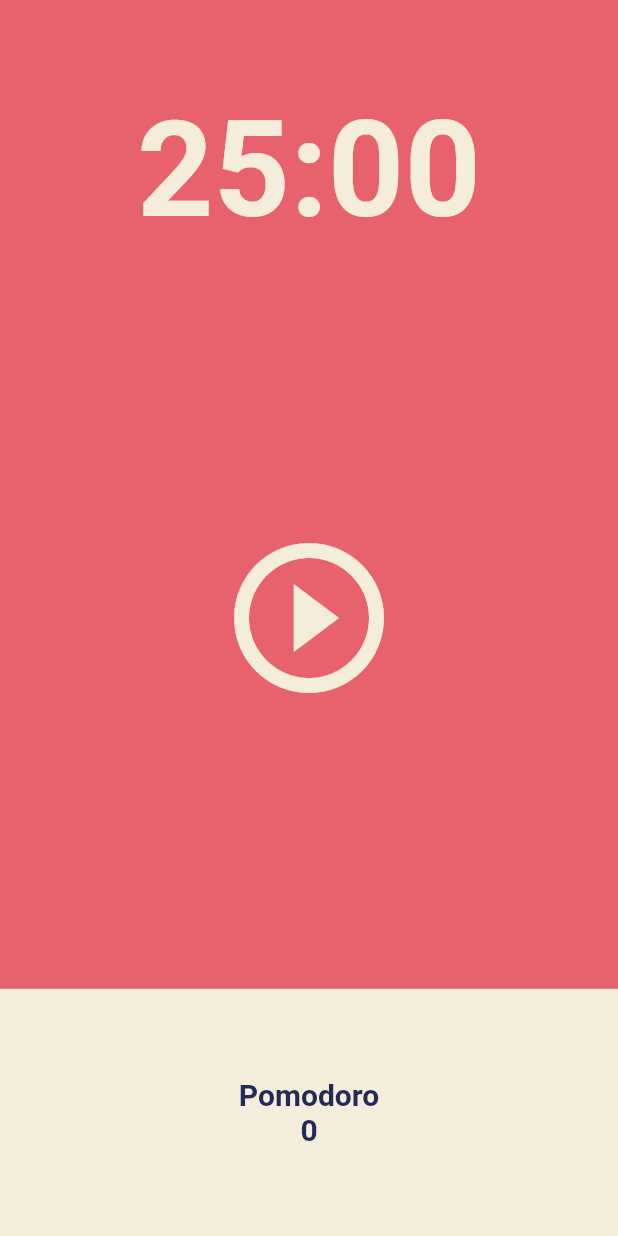
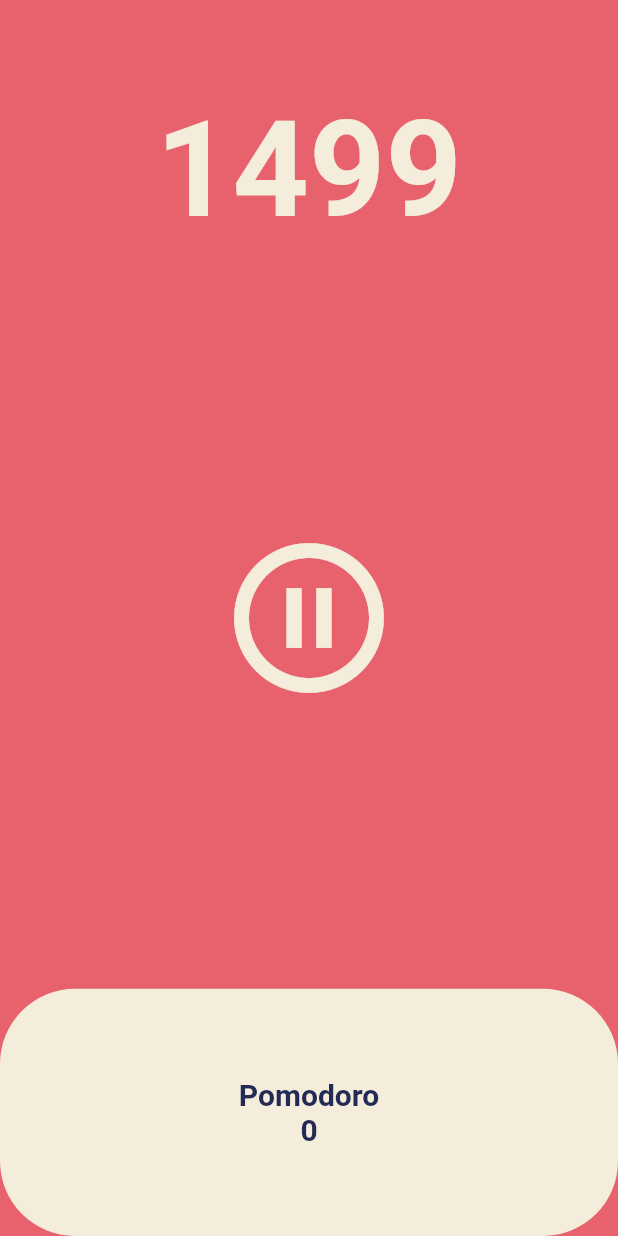
Before and after one commit to cold-pumpkin/pomodoro, a Flutter app: the screen it shows after launch, after a tap on the "play circle outline" icon, on a phone screen of 412 x 824 dp. Run offline on Flutter 3.47's test engine with Material 2 defaults, Android fonts, the phone set to English and light mode, and no system bars.

```diff
--- a/lib/screens/home_screen.dart
+++ b/lib/screens/home_screen.dart
@@ -1,3 +1,5 @@
+import 'dart:async';
+
 import 'package:flutter/material.dart';
 
 class HomeScreen extends StatefulWidget {
@@ -8,6 +10,34 @@ class HomeScreen extends StatefulWidget {
 }
 
 class _HomeScreenState extends State<HomeScreen> {
+  int totalSeconds = 1500;
+  late Timer timer;
+  bool isRunning = false;
+
+  void onTick(Timer timer) {
+    setState(() {
+      totalSeconds--;
+    });
+  }
+
+  void onStartPressed() {
+    timer = Timer.periodic(
+        const Duration(seconds: 1), // 1초마다 onTick 함수를 실행
+        onTick);
+
+    setState(() {
+      isRunning = true;
+    });
+  }
+
+  void onPausePressed() {
+    timer.cancel(); // 타이머 일시정지
+
+    setState(() {
+      isRunning = false;
+    });
+  }
+
   @override
   Widget build(BuildContext context) {
     return Scaffold(
@@ -20,7 +50,7 @@ class _HomeScreenState extends State<HomeScreen> {
             child: Container(
               alignment: Alignment.bottomCenter,
               child: Text(
-                '25:00',
+                '$totalSeconds',
                 style: TextStyle(
                   color: Theme.of(context).cardColor,
                   fontSize: 89,
@@ -35,9 +65,11 @@ class _HomeScreenState extends State<HomeScreen> {
               child: IconButton(
                 iconSize: 120,
                 color: Theme.of(context).cardColor,
-                onPressed: () {},
-                icon: const Icon(
-                  Icons.play_circle_outline,
+                onPressed: isRunning ? onPausePressed : onStartPressed,
+                icon: Icon(
+                  isRunning
+                      ? Icons.pause_circle_outline
+                      : Icons.play_circle_outline,
                 ),
               ),
             ),
@@ -50,6 +82,7 @@ class _HomeScreenState extends State<HomeScreen> {
                   child: Container(
                     decoration: BoxDecoration(
                       color: Theme.of(context).cardColor,
+                      borderRadius: BorderRadius.circular(50),
                     ),
                     child: Column(
                       mainAxisAlignment: MainAxisAlignment.center,
```
